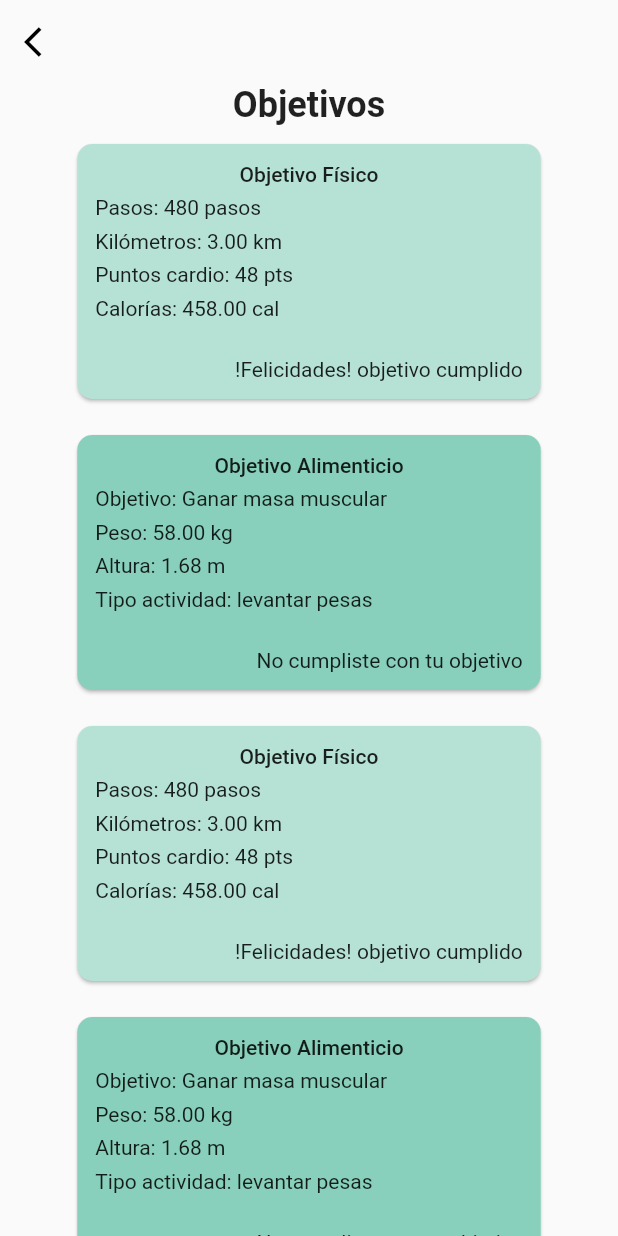
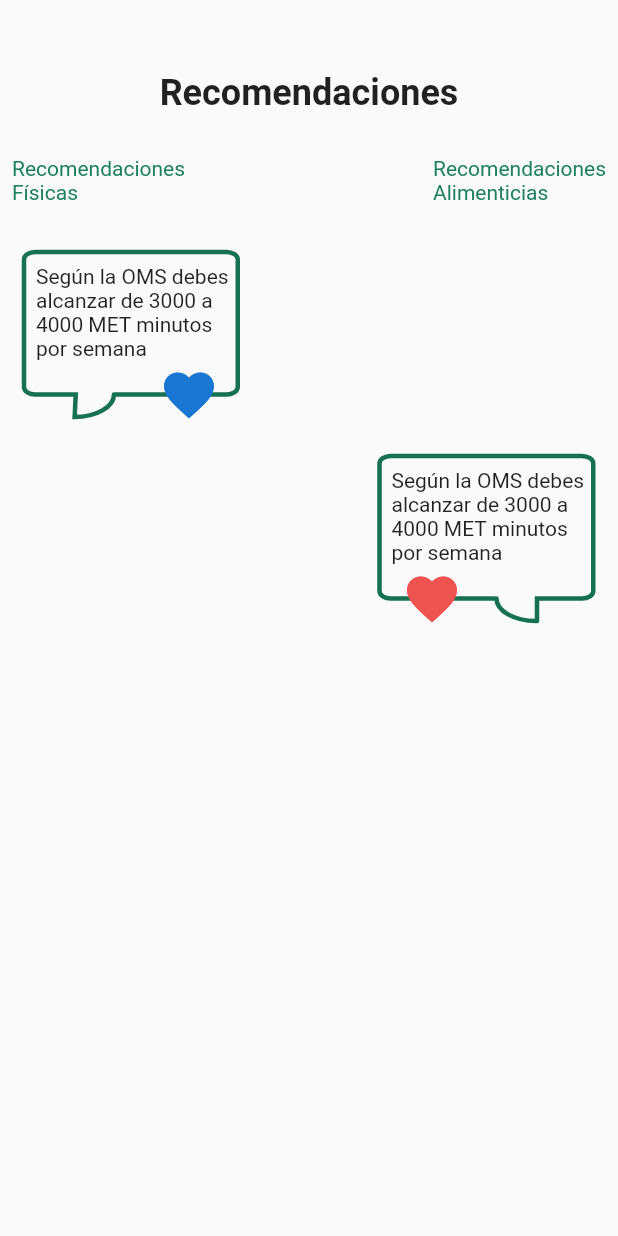
Before and after one commit to PRY20220274/FitAndHealthy_mobile, a Flutter app: the AppMainPagesWidget widget shown alone on an empty page, opened directly, swiped to page 2, on a phone screen of 412 x 824 dp. Run offline on Flutter 3.47's test engine with Material 2 defaults, Android fonts, the phone set to English and light mode, and no system bars.

Commit message:
add suggestions pages and widgets

```diff
--- a/lib/domain/utils/constants/suggestions_titles_constant.dart
+++ b/lib/domain/utils/constants/suggestions_titles_constant.dart
@@ -1,6 +1,6 @@
 import 'package:fit_healthy/domain/utils/enums/suggestions_enum.dart';
 
-const Map<Suggestions,String> suggestionsTitles = {
-  Suggestions.physical: 'Recomendación Física',
-  Suggestions.nutritional: 'Recomendación Alimenticia de Desayuno',
+const Map<TypeSuggestion,String> suggestionsTitles = {
+  TypeSuggestion.physical: 'Recomendación Física',
+  TypeSuggestion.nutritional: 'Recomendación Alimenticia de Desayuno',
 };
--- a/lib/domain/utils/enums/suggestions_enum.dart
+++ b/lib/domain/utils/enums/suggestions_enum.dart
@@ -1,4 +1,4 @@
-enum Suggestions {
+enum TypeSuggestion {
   physical,
   nutritional,
 }
--- a/lib/ui/home/home_page.dart
+++ b/lib/ui/home/home_page.dart
@@ -112,12 +112,12 @@ class HomePage extends StatelessWidget {
                 ),
               ),
               const SuggestionWidget(
-                typeSuggestion: Suggestions.physical,
+                typeSuggestion: TypeSuggestion.physical,
                 description:
                     'Si bailas o realizas por una hora estarías cumpliendo con 480 MET',
               ),
               const SuggestionWidget(
-                typeSuggestion: Suggestions.nutritional,
+                typeSuggestion: TypeSuggestion.nutritional,
                 description:
                     'Deberías de reducir el consumo de papa, !Puedes probar con la zanahoria!',
               ),
--- a/lib/ui/home/widgets/suggestion_widget.dart
+++ b/lib/ui/home/widgets/suggestion_widget.dart
@@ -10,7 +10,7 @@ class SuggestionWidget extends StatelessWidget {
     required this.description,
   }) : super(key: key);
 
-  final Suggestions typeSuggestion;
+  final TypeSuggestion typeSuggestion;
   final String description;
 
   @override
--- a/lib/ui/main/widgets/app_main_pages_widget.dart
+++ b/lib/ui/main/widgets/app_main_pages_widget.dart
@@ -2,9 +2,9 @@
 
 import 'package:fit_healthy/business/shared/navigation_provider.dart';
 import 'package:fit_healthy/domain/utils/themes/color_theme.dart';
-import 'package:fit_healthy/ui/goals/goals_list_page.dart';
 import 'package:fit_healthy/ui/goals/goals_page.dart';
 import 'package:fit_healthy/ui/home/home_page.dart';
+import 'package:fit_healthy/ui/suggestions/suggestions_list_page.dart';
 import 'package:flutter/material.dart';
 import 'package:provider/provider.dart';
 
@@ -19,7 +19,7 @@ class AppMainPagesWidget extends StatelessWidget {
       physics:  const NeverScrollableScrollPhysics(),
       children: [
         const GoalsPage(),
-        const GoalsListPage(),
+        const SuggestionsListPage(),
          const HomePage(),
         Container(
           color: Palette.green.shade200,
--- /dev/null
+++ b/lib/ui/suggestions/suggestions_list_page.dart
@@ -0,0 +1,53 @@
+import 'package:fit_healthy/domain/utils/enums/suggestions_enum.dart';
+import 'package:fit_healthy/domain/utils/themes/color_theme.dart';
+import 'package:fit_healthy/ui/shared/title_page_widget.dart';
+import 'package:fit_healthy/ui/suggestions/widgets/suggestion_bubble_message_widget.dart';
+import 'package:flutter/material.dart';
+
+class SuggestionsListPage extends StatelessWidget {
+  const SuggestionsListPage({Key? key}) : super(key: key);
+
+  @override
+  Widget build(BuildContext context) {
+    return SingleChildScrollView(
+      child: Padding(
+        padding: const EdgeInsets.all(8.0),
+        child: Column(
+          crossAxisAlignment: CrossAxisAlignment.stretch,
+          children: [
+            const Padding(
+              padding: EdgeInsets.only(top:40, bottom: 20, left: 8, right: 8),
+              child: TitlePageWidget(title: 'Recomendaciones'),
+            ),
+            Padding(
+              padding: const EdgeInsets.only(top: 8, bottom: 24),
+              child: Row(
+                mainAxisAlignment: MainAxisAlignment.spaceBetween,
+                children: [
+                  Text(
+                    'Recomendaciones\nFísicas',
+                    style: TextStyle(color: ComplementPalette.green.shade700),
+                  ),
+                  Text(
+                    'Recomendaciones\nAlimenticias',
+                    style: TextStyle(color: ComplementPalette.green.shade700),
+                  ),
+                ],
+              ),
+            ),
+            const SuggestionBubbleMessageWidget(
+              message:
+                  'Según la OMS debes alcanzar de 3000 a 4000 MET minutos por semana',
+              suggestion: TypeSuggestion.physical,
+            ),
+            const SuggestionBubbleMessageWidget(
+              message:
+                  'Según la OMS debes alcanzar de 3000 a 4000 MET minutos por semana',
+              suggestion: TypeSuggestion.nutritional,
+            ),
+          ],
+        ),
+      ),
+    );
+  }
+}
--- /dev/null
+++ b/lib/ui/suggestions/widgets/suggestion_bubble_message_widget.dart
@@ -0,0 +1,333 @@
+import 'package:fit_healthy/domain/utils/enums/suggestions_enum.dart';
+import 'package:fit_healthy/domain/utils/themes/color_theme.dart';
+import 'package:flutter/material.dart';
+import 'dart:math';
+
+class SuggestionBubbleMessageWidget extends StatelessWidget {
+  const SuggestionBubbleMessageWidget({
+    Key? key,
+    required this.message,
+    required this.suggestion,
+  }) : super(key: key);
+
+  final String message;
+  final TypeSuggestion suggestion;
+
+  @override
+  Widget build(BuildContext context) {
+    return Padding(
+      padding: const EdgeInsets.only(top:8, bottom: 8, left: 8, right: 1),
+      child: suggestion == TypeSuggestion.physical
+          ? Row(
+              mainAxisAlignment: MainAxisAlignment.start,
+              children: [
+                SizedBox(
+                  width: 150,
+                  height: 120,
+                  child: Stack(
+                    //fit: StackFit.loose,
+                    children: [
+                      CustomPaint(
+                        size: const Size(150, 100),
+                        painter: PainterPhysicalSuggestion(),
+                        child: SizedBox(
+                          width: 150,
+                          height: 100,
+                          child: Padding(
+                            padding: const EdgeInsets.all(8.0),
+                            child: Text(message),
+                          ),
+                        ),
+                        //child: Text('aea'),
+                      ),
+                      Positioned(
+                        bottom: 5,
+                        left: 90,
+                        child: Icon(
+                          Icons.favorite,
+                          color: Colors.blue.shade700,
+                          size: 40,
+                        ),
+                      ),
+                      Positioned(
+                        bottom: 5,
+                        left: 90,
+                        child: Icon(
+                          Icons.favorite_border,
+                          color: Colors.blue.shade700,
+                          size: 40,
+                        ),
+                      ),
+                    ],
+                  ),
+                ),
+              ],
+            )
+          : Row(
+              mainAxisAlignment: MainAxisAlignment.end,
+              children: [
+                SizedBox(
+                  width: 150,
+                  height: 120,
+                  child: Stack(
+                    children: [
+                      CustomPaint(
+                        size: const Size(150, 100),
+                        painter: PainterNutritionalSuggestion(),
+                        child: SizedBox(
+                          width: 150,
+                          height: 100,
+                          child: Padding(
+                            padding: const EdgeInsets.all(8.0),
+                            child: Text(message),
+                          ),
+                        ),
+                        //child: Text('aea'),
+                      ),
+                      Positioned(
+                        bottom: 5,
+                        left: 15,
+                        child: Icon(
+                          Icons.favorite,
+                          color: Colors.red.shade400,
+                          size: 40,
+                        ),
+                      ),
+                      Positioned(
+                        bottom: 5,
+                        left: 15,
+                        child: Icon(
+                          Icons.favorite_border,
+                          color: Colors.red.shade400,
+                          size: 40,
+                        ),
+                      ),
+                    ],
+                  ),
+                ),
+              ],
+            ),
+    );
+  }
+}
+
+class PainterPhysicalSuggestion extends CustomPainter {
+  @override
+  void paint(Canvas canvas, Size size) {
+    final paint = Paint()
+      ..color = ComplementPalette
+          .green.shade800 //Colors.black //ComplementPalette.green.shade800
+      ..strokeWidth = 3
+      ..strokeCap = StrokeCap.round
+      ..style = PaintingStyle.stroke;
+
+    final path = Path();
+    // mover inicio hacia 5% del ancho total
+    path.moveTo(size.width * 0.05, 0);
+
+    // dibujar linea recta superior
+    path.lineTo(size.width * 0.9, 0);
+
+    // dibujar curva 1/4 de circulo (primer cuarto sentido horario)
+    path.addArc(
+      Rect.fromLTWH(
+        size.width * 0.85,
+        0.0,
+        size.width * 0.1,
+        size.height * 0.1,
+      ),
+      3 * pi / 2,
+      pi / 2,
+    );
+
+    // dibujar linea recta derecha
+    path.lineTo(size.width * 0.95, size.height * 0.9);
+
+    // dibujar curva 1/4 de circulo (segundo cuarto sentido horario)
+    path.addArc(
+      Rect.fromLTWH(
+        size.width * 0.85,
+        size.height * 0.85,
+        size.width * 0.1,
+        size.height * 0.1,
+      ),
+      0,
+      pi / 2,
+    );
+
+    // path.lineTo(size.width *0.05, size.height * 0.95); BASE
+
+    // dibujar linea recta inferior parte 1
+    path.lineTo(size.width * 0.4, size.height * 0.95);
+
+    // curva inferior rara 1
+    path.addArc(
+      Rect.fromLTWH(
+        size.width * 0.05,
+        size.height * 0.80,
+        size.width * 0.35,
+        size.height * 0.3,
+      ),
+      0,
+      pi / 2,
+    );
+
+    // linea rect para volver a la linea recta inferior
+    path.lineTo(size.width * 0.230, size.height * 0.95);
+
+    // dibujar linea recta inferior parte 2
+    path.lineTo(size.width * 0.05, size.height * 0.95);
+
+    // dibujar curva 1/4 de circulo (tercer cuarto sentido horario)
+    path.addArc(
+      Rect.fromLTWH(
+        0,
+        size.height * 0.85,
+        size.width * 0.1,
+        size.height * 0.1,
+      ),
+      pi / 2,
+      pi / 2,
+    );
+
+    // dibujar linea recta izquierda
+    path.lineTo(0, size.height * 0.05);
+
+    // dibujar curva 1/4 de circulo (cuarto cuarto sentido horario)
+    path.addArc(
+      Rect.fromLTWH(
+        0,
+        0,
+        size.width * 0.1,
+        size.height * 0.1,
+      ),
+      pi,
+      pi / 2,
+    );
+
+    // dibujar tdo en el canvas
+    canvas.drawPath(path, paint);
+  }
+
+  @override
+  bool shouldRepaint(covariant CustomPainter oldDelegate) => true;
+}
+
+class PainterNutritionalSuggestion extends CustomPainter {
+  @override
+  void paint(Canvas canvas, Size size) {
+    final paint = Paint()
+      ..color = ComplementPalette
+          .green.shade800 //Colors.black //ComplementPalette.green.shade800
+      ..strokeWidth = 3
+      ..strokeCap = StrokeCap.round
+      ..style = PaintingStyle.stroke;
+
+    final path = Path();
+    // mover inicio hacia 5% del ancho total
+    path.moveTo(size.width * 0.05, 0);
+
+    // dibujar linea recta superior
+    path.lineTo(size.width * 0.9, 0);
+
+    // dibujar curva 1/4 de circulo (primer cuarto sentido horario)
+    path.addArc(
+      Rect.fromLTWH(
+        size.width * 0.85,
+        0.0,
+        size.width * 0.1,
+        size.height * 0.1,
+      ),
+      3 * pi / 2,
+      pi / 2,
+    );
+
+    // dibujar linea recta derecha
+    path.lineTo(size.width * 0.95, size.height * 0.9);
+
+    // dibujar curva 1/4 de circulo (segundo cuarto sentido horario)
+    path.addArc(
+      Rect.fromLTWH(
+        size.width * 0.85,
+        size.height * 0.85,
+        size.width * 0.1,
+        size.height * 0.1,
+      ),
+      0,
+      pi / 2,
+    );
+
+    // path.lineTo(size.width *0.05, size.height * 0.95); BASE
+
+    // dibujar linea recta inferior parte 1
+    path.lineTo(size.width * 0.70, size.height * 0.95);
+
+    path.lineTo(size.width * 0.70, size.height * 1.1);
+
+    path.addArc(
+      Rect.fromLTWH(
+        size.width * 0.52,
+        size.height * 0.80,
+        size.width * 0.35,
+        size.height * 0.3,
+      ),
+      pi,
+      -pi / 2,
+    );
+
+    path.moveTo(size.width * 0.51, size.height * 0.95);
+
+    path.lineTo(size.width * 0.05, size.height * 0.95);
+
+    // curva inferior rara 1
+    /*path.addArc(
+      Rect.fromLTWH(
+        size.width * 0.05,
+        size.height * 0.80,
+        size.width * 0.35,
+        size.height * 0.3,
+      ),
+      0,
+      pi / 2,
+    );*/
+
+    // linea rect para volver a la linea recta inferior
+    //path.lineTo(size.width * 0.230, size.height * 0.95);
+
+    // dibujar linea recta inferior parte 2
+    //path.lineTo(size.width * 0.4, size.height * 0.95);
+
+    // dibujar curva 1/4 de circulo (tercer cuarto sentido horario)
+    path.addArc(
+      Rect.fromLTWH(
+        0,
+        size.height * 0.85,
+        size.width * 0.1,
+        size.height * 0.1,
+      ),
+      pi / 2,
+      pi / 2,
+    );
+
+    // dibujar linea recta izquierda
+    path.lineTo(0, size.height * 0.05);
+
+    // dibujar curva 1/4 de circulo (cuarto cuarto sentido horario)
+    path.addArc(
+      Rect.fromLTWH(
+        0,
+        0,
+        size.width * 0.1,
+        size.height * 0.1,
+      ),
+      pi,
+      pi / 2,
+    );
+
+    // dibujar tdo en el canvas
+    canvas.drawPath(path, paint);
+  }
+
+  @override
+  bool shouldRepaint(covariant CustomPainter oldDelegate) => true;
+}
```
